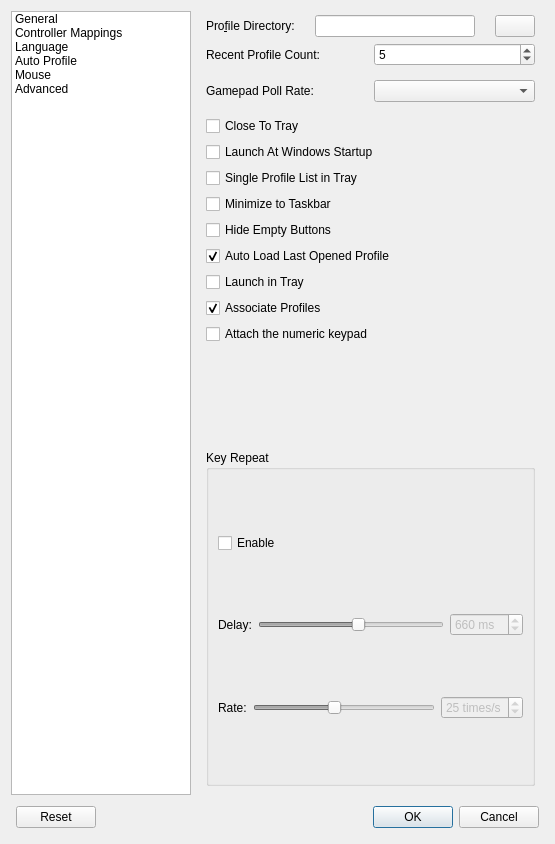
AntiMicroX/antimicrox, file src/mainsettingsdialog.ui: the form before one commit.
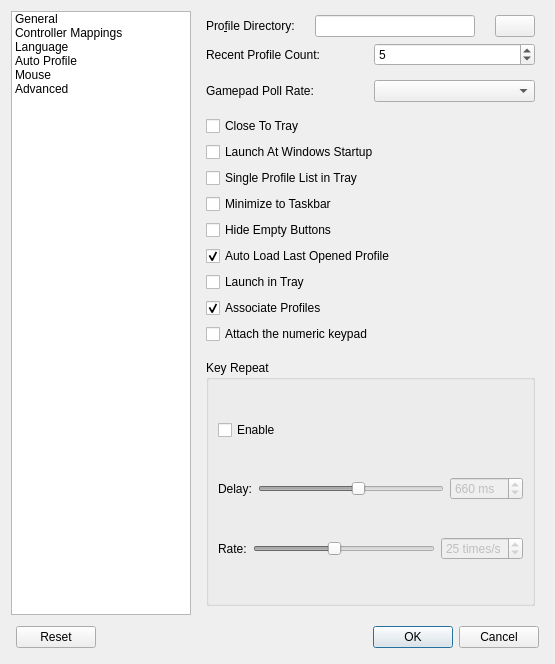
The form after the commit. Icons and pictures are not drawn.

Commit message: fix: fix settings dialog layout after removing items

The edit to the form file:
```diff
--- a/src/mainsettingsdialog.ui
+++ b/src/mainsettingsdialog.ui
@@ -10,11 +10,11 @@
     <x>0</x>
     <y>0</y>
     <width>555</width>
-    <height>844</height>
+    <height>664</height>
    </rect>
   </property>
   <property name="sizePolicy">
-   <sizepolicy hsizetype="Expanding" vsizetype="Preferred">
+   <sizepolicy hsizetype="Expanding" vsizetype="Minimum">
     <horstretch>0</horstretch>
     <verstretch>0</verstretch>
    </sizepolicy>
@@ -341,7 +341,7 @@
            <property name="sizeHint" stdset="0">
             <size>
              <width>20</width>
-             <height>100</height>
+             <height>10</height>
             </size>
            </property>
           </spacer>
```
The commit also changes 1 other file.
